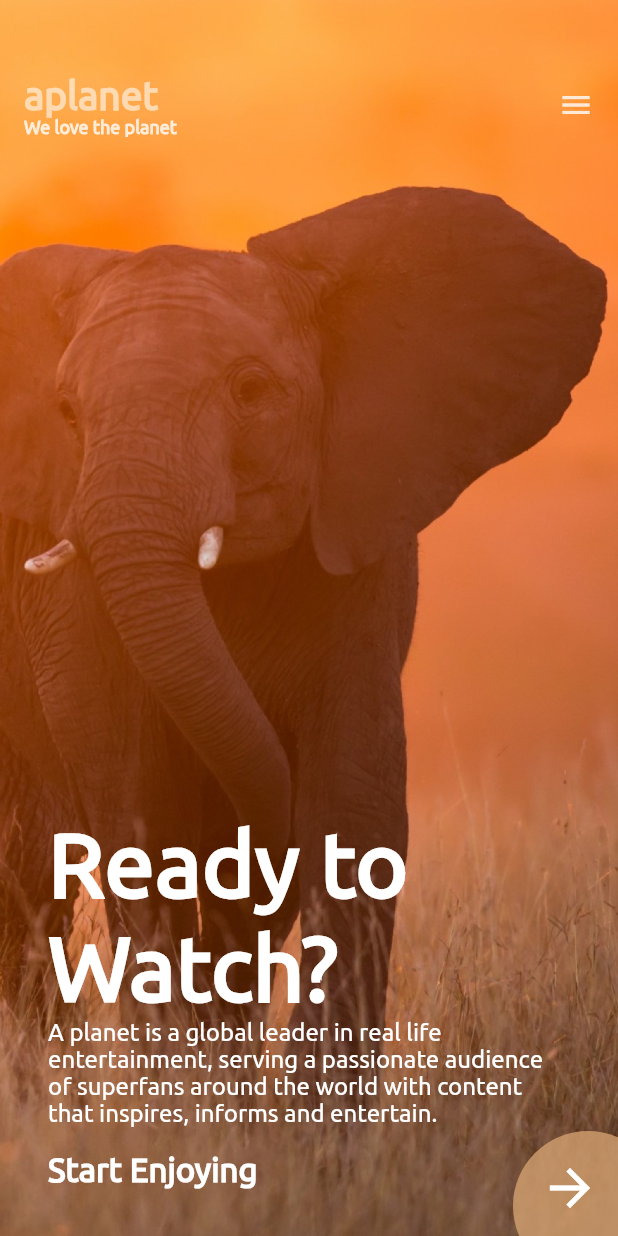
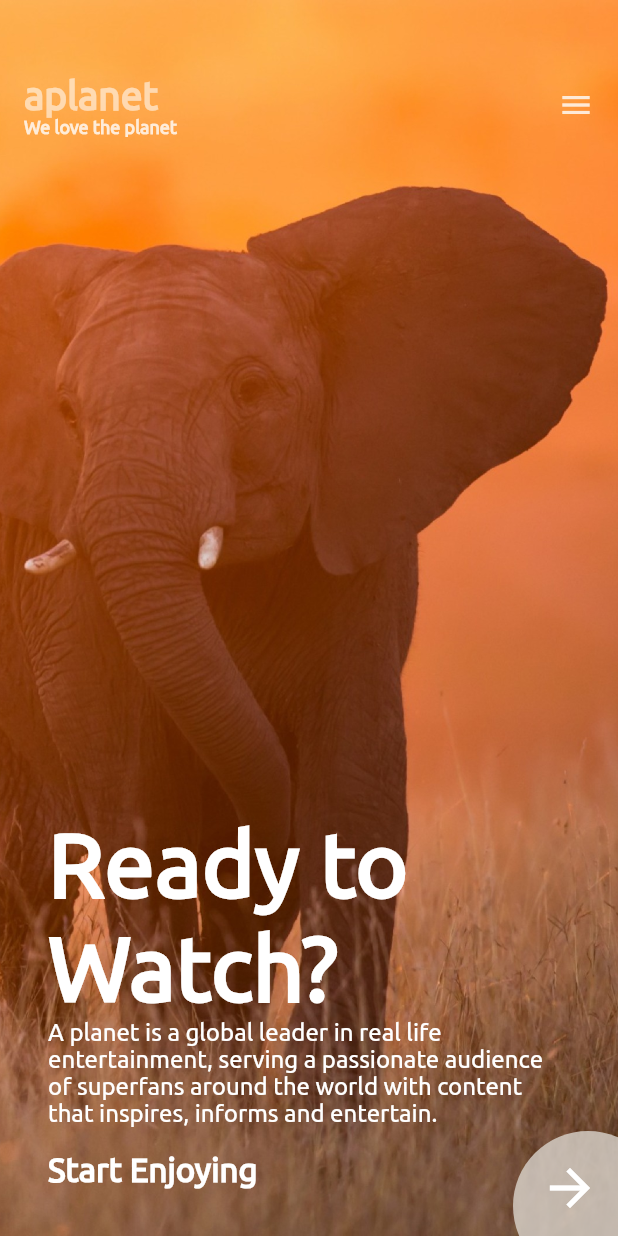
Before and after one commit to DaminduSandaruwan/AnimalPlanetUI, a Flutter app: the screen it shows after launch, on a phone screen of 412 x 824 dp. Run offline on Flutter 3.47's test engine with Material 2 defaults, Android fonts, the phone set to English and light mode, and no system bars; project files that could hold a hidden picture were left out.

Commit message:
plan Screen Widget add

```diff
--- a/lib/screens/landing_screen.dart
+++ b/lib/screens/landing_screen.dart
@@ -64,7 +64,7 @@ import 'package:flutter/material.dart';
                 height: 100,
                 decoration: BoxDecoration(
                   shape: BoxShape.circle,
-                  color: Color(0xFFD3A070).withOpacity(0.8),
+                  color: Color(0xFFDAD4CC).withOpacity(0.8),
                 ),
                 child: Align(
                   alignment: Alignment(-0.4,-0.4),
--- a/lib/utils/strings.dart
+++ b/lib/utils/strings.dart
@@ -8,4 +8,12 @@ class Strings{
   static const String READY_TO_WATCH = "Ready to Watch?";
   static const String READY_TO_WATCH_DESC = "A planet is a global leader in real life entertainment, serving a passionate audience of superfans around the world with content that inspires, informs and entertain.";
   static const String START_ENJOYING = "Start Enjoying";
+    static const String LAST_STEP_TO_ENJOY = "Last step to enjoy";
+  static const String CHOOSE_A_PLAN = "Choose a Plan";
+  static const String WEEK_SUBSCRIPTION = "Week subscription";
+  static const String ONE_MONTH_SUBSCRIPTION = "1 Month subscription";
+  static const String THREE_MONTH_SUBSCRIPTION = "3 Month subscription";
+  static const String SIX_MONTH_SUBSCRIPTION = "6 Month subscription";
+
+
 }
--- a/lib/utils/text_style.dart
+++ b/lib/utils/text_style.dart
@@ -38,5 +38,25 @@ class TextStyles{
     fontFamily: 'Ubuntu',
   );
 
+  static final TextStyle headingTextStyle = TextStyle(
+    fontSize: 24,
+    fontWeight: FontWeight.w600,
+    color: Colors.white,
+    fontFamily: 'Ubuntu',
+  );
+
+  static final TextStyle subscriptionTextStyle = TextStyle(
+    fontSize: 20,
+    fontWeight: FontWeight.w600,
+    color: Colors.white,
+    fontFamily: 'Ubuntu',
+  );
+
+  static final TextStyle subscriptionAmountTextStyle = TextStyle(
+    fontSize: 26,
+    fontWeight: FontWeight.w600,
+    color: Colors.white,
+    fontFamily: 'Ubuntu',
+  );
 
 }
```
Also changed, not shown: lib/common/subscription_container.dart (added, +63 -0 lines), lib/screens/choose_plan_screen.dart (+76 -1 lines).
